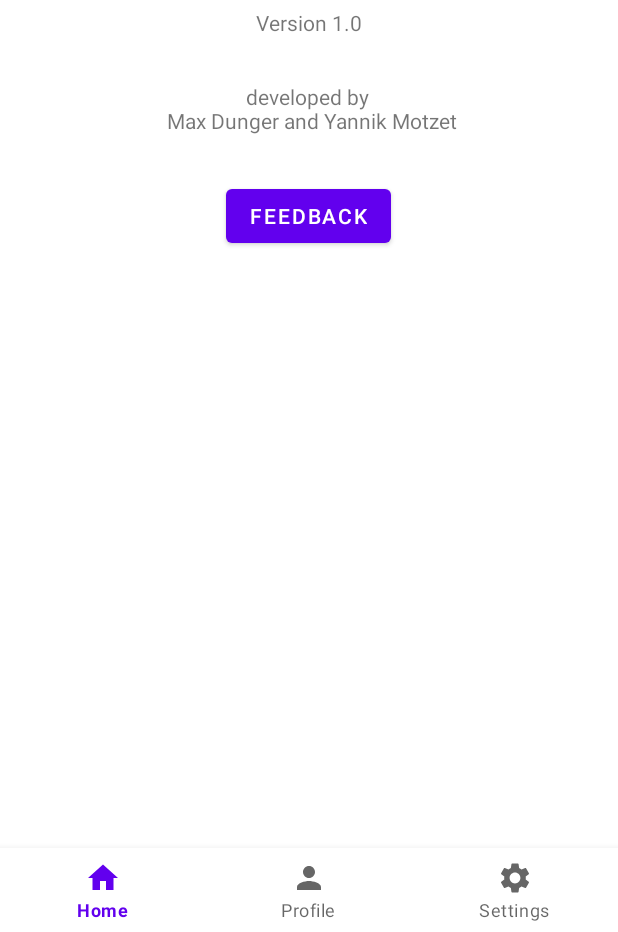
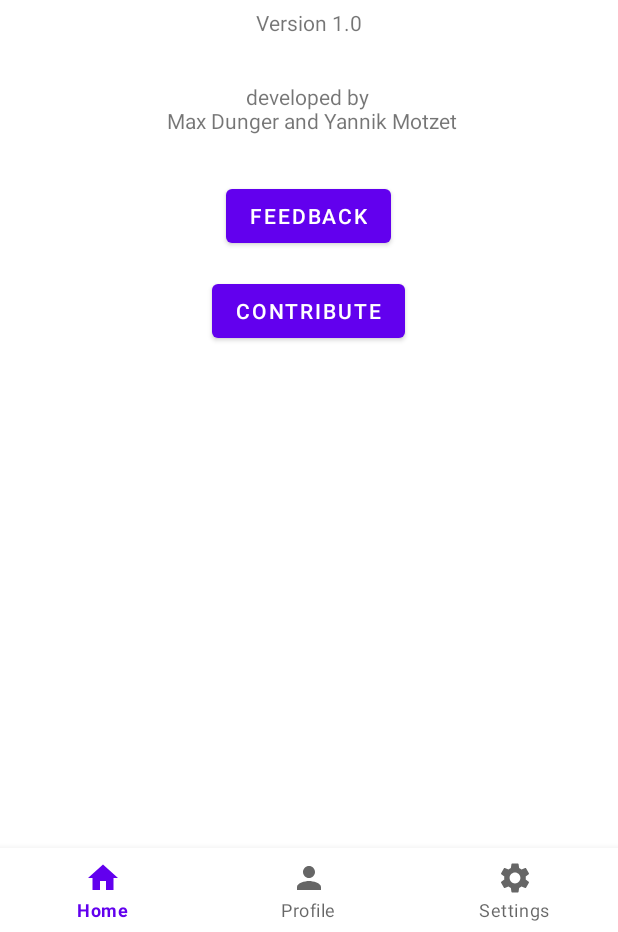
Before and after one commit to yannikmotzet/digital-corona-list, an Android app: the settings screen opened through its navigation route, after a tap on "FEEDBACK", on a phone screen of 412 x 824 dp, the part 304-1236 px from its top. Run offline under Robolectric (Android 15) with nearby library versions, the phone set to English and light mode, and no system bars; our stand-ins replace Volley, navigation-ui; libraries missing offline, so code that uses them is left out: org.altbeacon.beacon; network calls fail; 5 statements that could not run were skipped.

Commit message:
settings view: add contribute button

```diff
--- a/app/src/main/java/com/example/testbeacon/MainActivity.java
+++ b/app/src/main/java/com/example/testbeacon/MainActivity.java
@@ -420,11 +420,12 @@ public class MainActivity extends AppCompatActivity implements BeaconConsumer, R
         queue.add(stringRequest);
     }
 
+    // open mail app for sending feedback
     public void feedback (View v) {
         String mailto = "mailto:feedback@digitalcoronalist.com" +
                 "?cc=" +
                 "&subject=" + Uri.encode("Feedback") +
-                "&body=" + Uri.encode("Feedback: ");
+                "&body=" + Uri.encode("");
         Intent emailIntent = new Intent(Intent.ACTION_SENDTO);
         emailIntent.setData(Uri.parse(mailto));
 
@@ -433,8 +434,13 @@ public class MainActivity extends AppCompatActivity implements BeaconConsumer, R
         } catch (ActivityNotFoundException e) {
             Toast.makeText(MainActivity.this, "Error to open email app", Toast.LENGTH_SHORT).show();
         }
+    }
 
-
+    // open browser and navigate to github page
+    public void contribute (View v) {
+        Uri uri = Uri.parse("https://github.com/yannikmotzet/digital-corona-list");
+        Intent intent = new Intent(Intent.ACTION_VIEW, uri);
+        startActivity(intent);
     }
 
 
--- a/app/src/main/res/layout/fragment_settings.xml
+++ b/app/src/main/res/layout/fragment_settings.xml
@@ -50,7 +50,15 @@
         android:layout_gravity="center"
         android:layout_marginTop="30dp"
         android:onClick="feedback"
-        android:text="FEEDBACK"/>
+        android:text="Feedback"/>
+
+    <Button
+        android:layout_width="wrap_content"
+        android:layout_height="wrap_content"
+        android:layout_gravity="center"
+        android:layout_marginTop="15dp"
+        android:onClick="contribute"
+        android:text="contribute"/>
 
 
 
```
